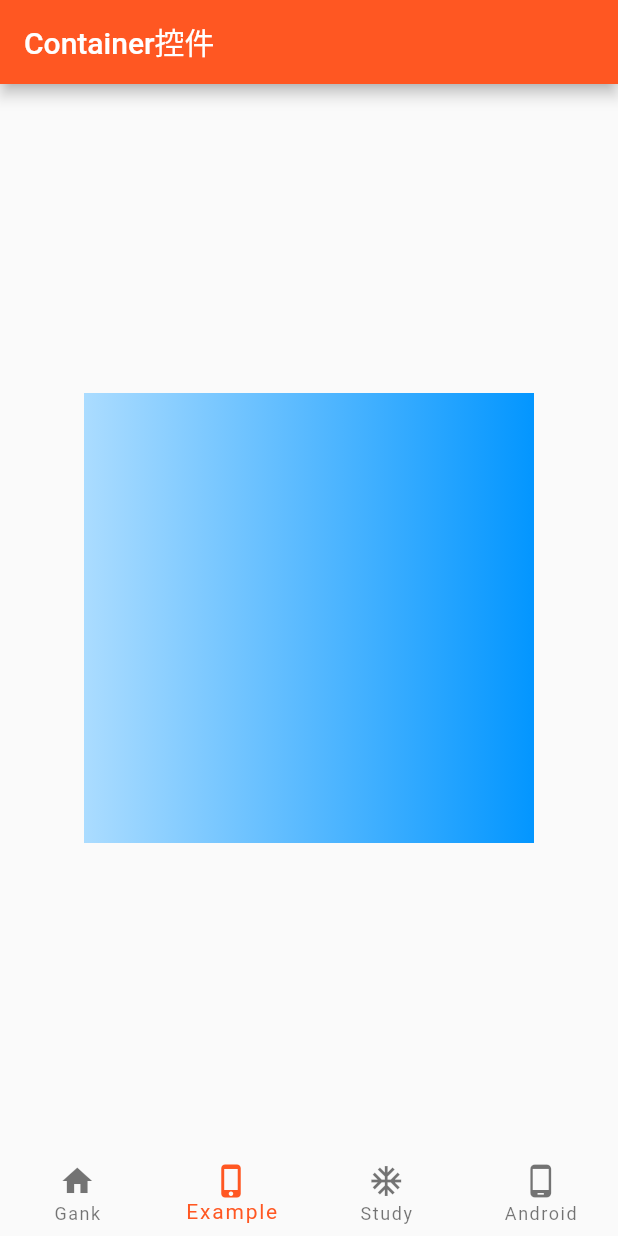
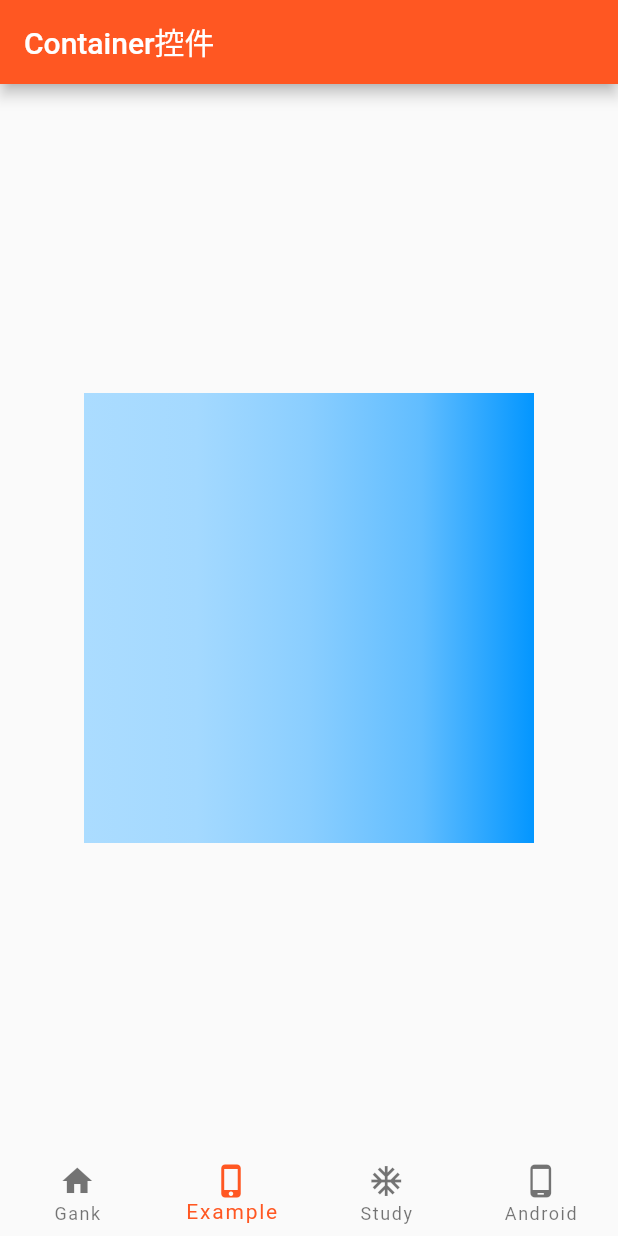
Before and after one commit to huangsir0/flutter_weekly, a Flutter app: the screen it shows after launch, swiped to page 2, on a phone screen of 412 x 824 dp. Run offline on Flutter 3.47's test engine with Material 2 defaults, Android fonts, the light colour scheme and no system bars; our stand-ins replace cached_network_image, dio, flutter_redux, redux, webview_flutter; network calls fail.

Commit message:
颜色定义初

```diff
--- a/lib/common/utils/common_util.dart
+++ b/lib/common/utils/common_util.dart
@@ -41,7 +41,7 @@ class CommonUtils {
 
   static List<ColorGradient> getColorGradients(){
     return[
-      ColorGradient(colorName:"1",colors: [Color(0xFFABDCFF),Color(0xFF0396FF)]),
+      ColorGradient(colorName:"1",colors: [Color(0xFFABDCFF),Color(0xFFA4D9FF),Color(0xFF8ACEFF),Color(0xFF61BDFF),Color(0xFF0396FF)]),
     ];
   }
 
```
